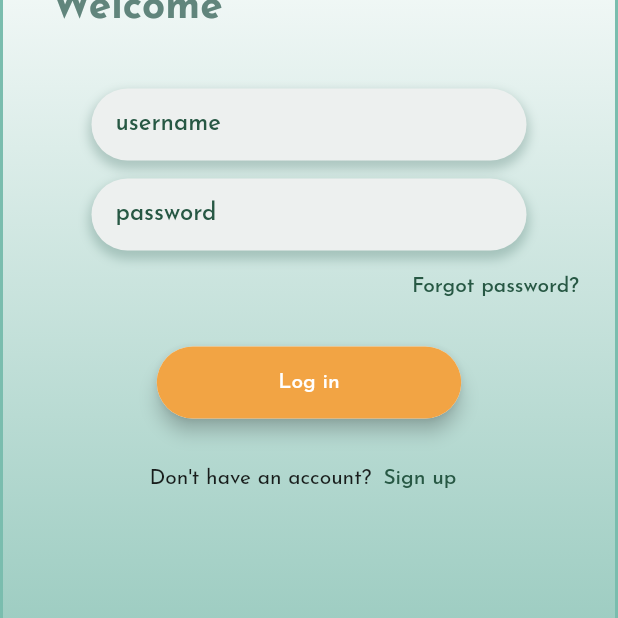
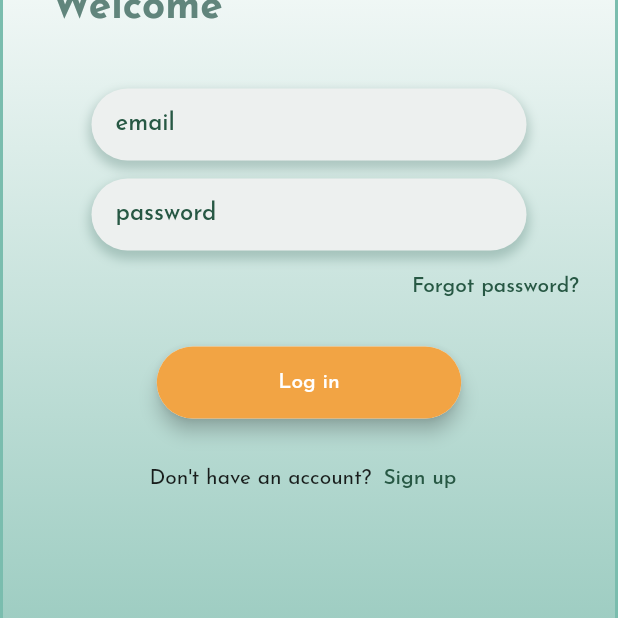
Before and after one commit to HenryCaicedo/Rackity, a Flutter app: the screen it shows after launch, after a tap on "Forgot password?", on a phone screen of 412 x 824 dp, the part 614-1232 px from its top. Run offline on Flutter 3.47's test engine with Material 2 defaults, Android fonts, the phone set to English and light mode, and no system bars; our stand-ins replace cloud_firestore, firebase_auth, firebase_core, firebase_storage, google_sign_in, image_picker and 2 more; accounts and stored records are empty.

Commit message:
login updated

```diff
--- a/lib/screens/login_screen.dart
+++ b/lib/screens/login_screen.dart
@@ -78,7 +78,7 @@ class LoginScreen extends StatelessWidget {
                   const SizedBox(height: 40.0),
                   CustomTextField(
                     controller: usernameController,
-                    hintText: 'username',
+                    hintText: 'email',
                   ),
                   SizedBox(height: 12.0),
                   CustomTextField(
@@ -90,10 +90,7 @@ class LoginScreen extends StatelessWidget {
                     mainAxisAlignment: MainAxisAlignment.end,
                     children: [
                       TextButton(
-                        onPressed: () async {
-                          await auth.AuthService.signIn(usernameController.text,
-                              passwordController.text, context);
-                        },
+                        onPressed: () async {},
                         child: const Text(
                           'Forgot password?',
                           style: TextStyle(color: textColor),
@@ -111,7 +108,7 @@ class LoginScreen extends StatelessWidget {
                       child: ElevatedButton(
                         onPressed: () async {
                           // await auth.AuthService.signInWithGoogle(context);
-                          logIn(usernameController.text,
+                          await auth.AuthService.signIn(usernameController.text,
                               passwordController.text, context);
                         },
                         style: ElevatedButton.styleFrom(
```
Also changed, not shown: pubspec.lock.
